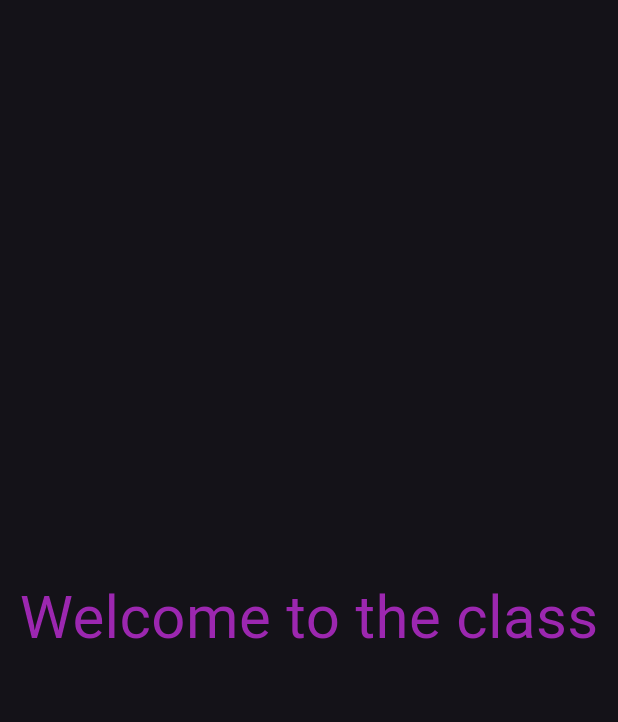
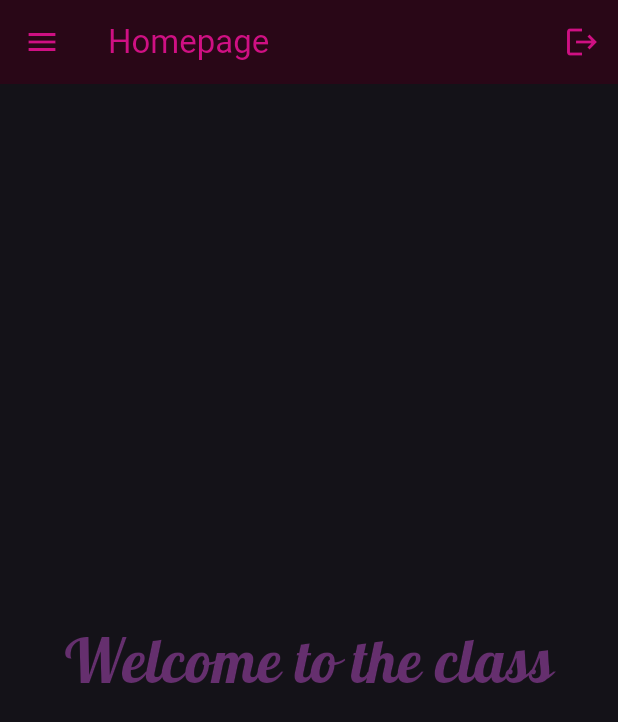
Before and after one commit to RockXNahid/nahid_flutter, a Flutter app: the screen it shows after launch, on a phone screen of 412 x 824 dp. Shown: the top 722 px of the screen. Run offline on Flutter 3.47's test engine with Material 3 defaults, Android fonts, the phone set to English and light mode, and no system bars; our stand-ins replace google_fonts.

Commit message:
Initial Flutter project

```diff
--- a/nahid_flutter/lib/home_page.dart
+++ b/nahid_flutter/lib/home_page.dart
@@ -1,4 +1,6 @@
+
 import 'package:flutter/material.dart';
+import 'package:google_fonts/google_fonts.dart';
 
 class HomePage extends StatelessWidget {
   const HomePage({super.key});
@@ -6,12 +8,67 @@ class HomePage extends StatelessWidget {
   @override
   Widget build(BuildContext context) {
     return Scaffold(
+      appBar: AppBar(
+        title: const Text("Homepage"),
+        backgroundColor: const Color.fromARGB(255, 41, 7, 23),
+        foregroundColor: const Color.fromARGB(255, 207, 16, 131),
+        actions: [
+          IconButton(
+            onPressed: () {},
+            icon: const Icon(Icons.logout),
+          ),
+        ],
+      ),
+
+      drawer: Drawer(
+        child: Column(
+          children: [
+            const UserAccountsDrawerHeader(
+              accountName: Text("Safa"),
+              accountEmail: Text("safazx69@gmail.com"),
+              currentAccountPicture: CircleAvatar(
+                child: Icon(Icons.person),
+              ),
+            ),
+
+            ListTile(
+              leading: const Icon(Icons.home),
+              hoverColor: const Color.fromARGB(255, 108, 105, 41),
+              title: const Text("Homepage"),
+              onTap: () {},
+            ),
+
+            const Divider(),
+
+            ListTile(
+              leading: const Icon(Icons.settings),
+              hoverColor: Colors.blueGrey,
+              title: const Text("Settings"),
+              onTap: () {},
+            ),
+
+            const Spacer(),
+
+            ListTile(
+              leading: const Icon(Icons.person),
+              hoverColor: const Color.fromARGB(255, 57, 94, 134),
+              title: const Text("Profile"),
+              trailing: IconButton(
+                onPressed: () {},
+                icon: const Icon(Icons.logout),
+              ),
+              onTap: () {},
+            ),
+          ],
+        ),
+      ),
+
       body: Center(
         child: Text(
           "Welcome to the class",
-          style: TextStyle(
+          style: GoogleFonts.lobster(
             fontSize: 40,
-            color: Colors.purple,
+            color: const Color.fromARGB(255, 101, 47, 110),
           ),
         ),
       ),
```
